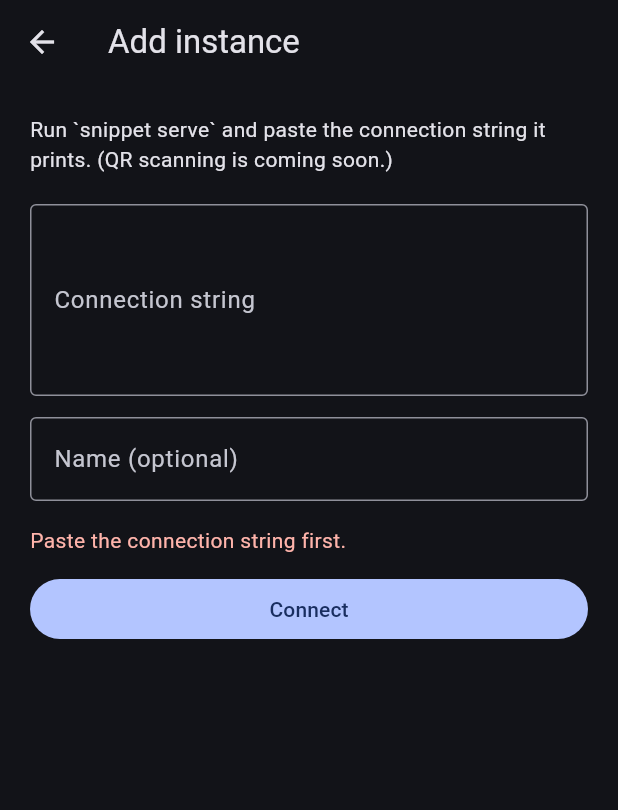
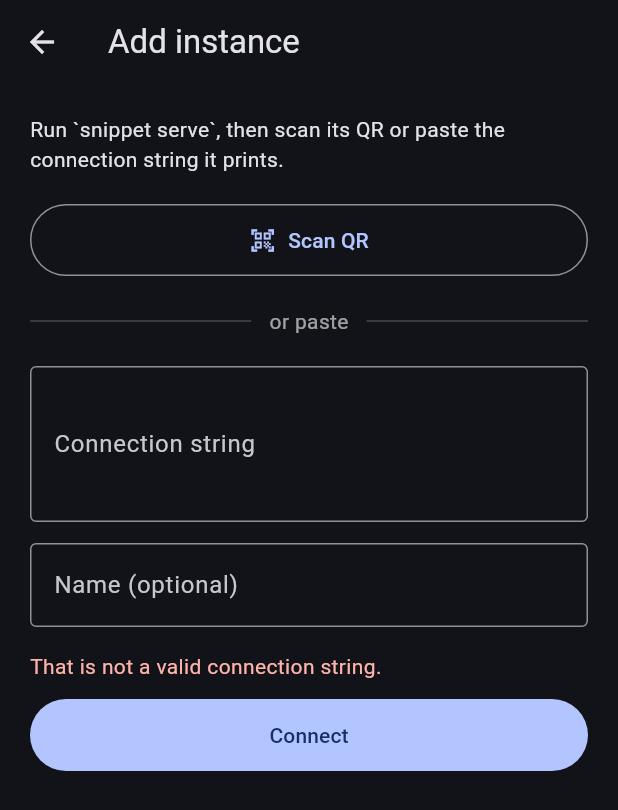
Before and after one commit to wacht-platform/snippet-native, a Flutter app: the AddInstanceScreen screen opened directly, after a tap on "Connect", on a phone screen of 412 x 824 dp. Shown: the top 810 px of the screen. Run offline on Flutter 3.47's test engine with Material 3 defaults, Android fonts, the phone set to English and light mode, and no system bars; our stand-ins replace shared_preferences; missing offline and left inert: mobile_scanner; accounts and stored records are empty.

Commit message:
mobile: QR scanning, URL+token connection string, slicker UI
- Add instance by scanning the serve QR (mobile_scanner) or pasting the
  connection string; parse the URL-with-token form (https://host/?token=...),
  JSON still accepted as a fallback.
- Card-based instances + sessions lists, health dots, status chips, polished
  empty states and add-instance form.

```diff
--- a/lib/screens/add_instance.dart
+++ b/lib/screens/add_instance.dart
@@ -4,9 +4,11 @@ import 'package:flutter/material.dart';
 
 import '../api.dart';
 import '../models.dart';
+import 'scan.dart';
 
-/// Add a daemon by pasting the connection string `snippet serve` prints
-/// ({"url":..., "token":...}). Returns the validated [Instance] via pop.
+/// Add a daemon by pasting or scanning the connection string `snippet serve`
+/// prints: the public URL carrying the token (https://host/?token=...). Returns
+/// the validated [Instance] via pop. Raw JSON {url,token} is also accepted.
 class AddInstanceScreen extends StatefulWidget {
   const AddInstanceScreen({super.key});
 
@@ -27,21 +29,49 @@ class _AddInstanceScreenState extends State<AddInstanceScreen> {
     super.dispose();
   }
 
+  /// Parse a connection string into (baseUrl, token).
+  (String, String)? _parse(String raw) {
+    raw = raw.trim();
+    final uri = Uri.tryParse(raw);
+    if (uri != null &&
+        uri.scheme.startsWith('http') &&
+        (uri.queryParameters['token'] ?? '').isNotEmpty) {
+      final token = uri.queryParameters['token']!;
+      final port = uri.hasPort ? ':${uri.port}' : '';
+      return ('${uri.scheme}://${uri.host}$port', token);
+    }
+    // Fallback: JSON {url, token}.
+    try {
+      final m = jsonDecode(raw);
+      if (m is Map && m['url'] is String && m['token'] is String) {
+        return (m['url'] as String, m['token'] as String);
+      }
+    } catch (_) {}
+    return null;
+  }
+
+  Future<void> _scan() async {
+    final raw = await Navigator.push<String>(
+      context,
+      MaterialPageRoute(builder: (_) => const ScanScreen()),
+    );
+    if (raw != null && raw.isNotEmpty) {
+      _conn.text = raw;
+      await _submit();
+    }
+  }
+
   Future<void> _submit() async {
     setState(() {
       _busy = true;
       _error = null;
     });
     try {
-      final raw = _conn.text.trim();
-      if (raw.isEmpty) throw 'Paste the connection string first.';
-      final decoded = jsonDecode(raw);
-      if (decoded is! Map) throw 'That is not a valid connection string.';
-      final url = (decoded['url'] as String?)?.trim();
-      final token = (decoded['token'] as String?)?.trim();
-      if (url == null || url.isEmpty || token == null || token.isEmpty) {
-        throw 'Connection string is missing "url" or "token".';
+      final parsed = _parse(_conn.text);
+      if (parsed == null) {
+        throw 'That is not a valid connection string.';
       }
+      final (url, token) = parsed;
       final client = DaemonClient(url, token);
       if (!await client.health()) {
         throw 'Could not reach the daemon at $url.';
@@ -66,19 +96,41 @@ class _AddInstanceScreenState extends State<AddInstanceScreen> {
         child: Column(
           crossAxisAlignment: CrossAxisAlignment.stretch,
           children: [
-            const Text(
-              'Run `snippet serve` and paste the connection string it prints. '
-              '(QR scanning is coming soon.)',
+            Text(
+              'Run `snippet serve`, then scan its QR or paste the connection '
+              'string it prints.',
+              style: Theme.of(context).textTheme.bodyMedium,
+            ),
+            const SizedBox(height: 20),
+            OutlinedButton.icon(
+              onPressed: _busy ? null : _scan,
+              icon: const Icon(Icons.qr_code_scanner),
+              label: const Text('Scan QR'),
+              style: OutlinedButton.styleFrom(
+                padding: const EdgeInsets.symmetric(vertical: 14),
+              ),
+            ),
+            const SizedBox(height: 20),
+            Row(
+              children: [
+                const Expanded(child: Divider()),
+                Padding(
+                  padding: const EdgeInsets.symmetric(horizontal: 12),
+                  child: Text('or paste',
+                      style: TextStyle(color: Theme.of(context).hintColor)),
+                ),
+                const Expanded(child: Divider()),
+              ],
             ),
             const SizedBox(height: 20),
             TextField(
               controller: _conn,
-              maxLines: 4,
+              maxLines: 3,
               autocorrect: false,
               decoration: const InputDecoration(
                 labelText: 'Connection string',
                 border: OutlineInputBorder(),
-                hintText: '{"url":"https://...","token":"..."}',
+                hintText: 'https://host/?token=...',
               ),
             ),
             const SizedBox(height: 14),
@@ -103,6 +155,9 @@ class _AddInstanceScreenState extends State<AddInstanceScreen> {
               ),
             FilledButton(
               onPressed: _busy ? null : _submit,
+              style: FilledButton.styleFrom(
+                padding: const EdgeInsets.symmetric(vertical: 14),
+              ),
               child: _busy
                   ? const SizedBox(
                       height: 20,
--- a/pubspec.yaml
+++ b/pubspec.yaml
@@ -13,6 +13,7 @@ dependencies:
   http: ^1.2.0
   web_socket_channel: ^3.0.0
   shared_preferences: ^2.3.0
+  mobile_scanner: ^7.2.0
 
 dev_dependencies:
   flutter_test:
```
Also changed, not shown: lib/screens/instances.dart (+39 -9 lines), lib/screens/scan.dart (added, +70 -0 lines), lib/screens/sessions.dart (+42 -13 lines), pubspec.lock, 1 other file.
